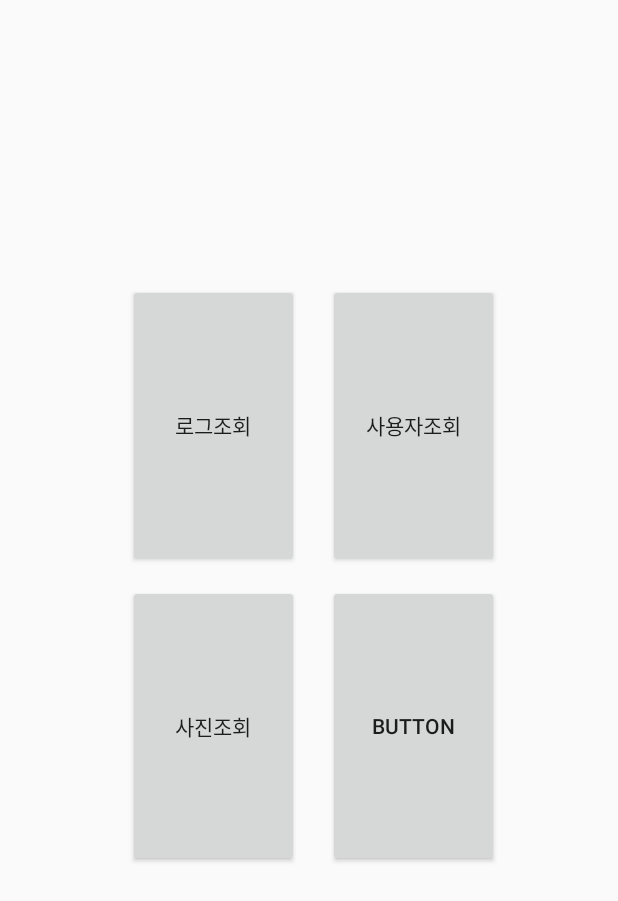
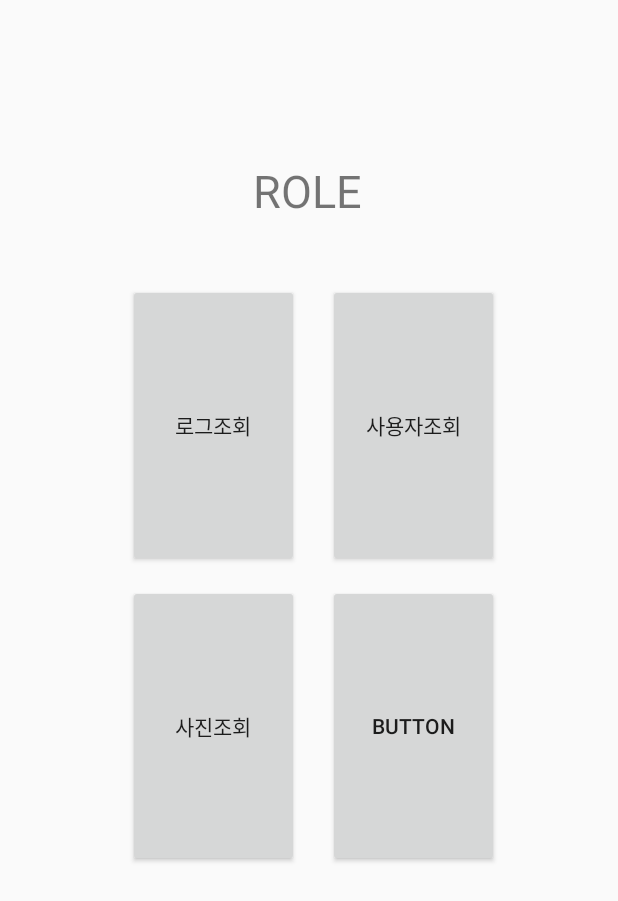
Before and after one commit to kwaneung/SmartDoorlock, an Android app: the layout activity_main.xml on its own in the app's theme, with its tools: preview values and no code run, on a phone screen of 412 x 824 dp. Shown: the top 901 px of the screen. Run offline under Robolectric (Android 15) with nearby library versions, the light colour scheme and no system bars.

Commit message:
어플 로그인 업데이트

```diff
--- a/Application/app/src/main/java/com/example/smartdoorlock/LogLookUp.java
+++ b/Application/app/src/main/java/com/example/smartdoorlock/LogLookUp.java
@@ -102,7 +102,6 @@ public class LogLookUp extends AppCompatActivity {
 
                         @Override
                         public void onMessage(final String message) {
-                            LinearLayout.LayoutParams layoutParams = new LinearLayout.LayoutParams(LinearLayout.LayoutParams.MATCH_PARENT, LinearLayout.LayoutParams.WRAP_CONTENT, 1f);
                             if (message.equals("End")) {
                                 this.close();
                             }
--- a/Application/app/src/main/java/com/example/smartdoorlock/MainActivity.java
+++ b/Application/app/src/main/java/com/example/smartdoorlock/MainActivity.java
@@ -5,16 +5,20 @@ import android.support.v7.app.AppCompatActivity;
 import android.os.Bundle;
 import android.view.View;
 import android.widget.Button;
+import android.widget.TextView;
 
 public class MainActivity extends AppCompatActivity {
     Button LogButton;
     Button PhotoButton;
     Button UserButton;
+    TextView role;
 
     @Override
     protected void onCreate(Bundle savedInstanceState) {
         super.onCreate(savedInstanceState);
         setContentView(R.layout.activity_main);
+        role = (TextView)findViewById(R.id.Role);
+        role.setText(singleton.getInstance().role);
         LogButton = (Button)findViewById(R.id.Log);
         LogButton.setOnClickListener(new View.OnClickListener() {
             @Override
--- a/Application/app/src/main/res/layout/activity_main.xml
+++ b/Application/app/src/main/res/layout/activity_main.xml
@@ -63,4 +63,19 @@
         app:layout_constraintEnd_toEndOf="parent"
         app:layout_constraintStart_toEndOf="@+id/Photo"
         app:layout_constraintTop_toBottomOf="@+id/User" />
+
+    <TextView
+        android:id="@+id/Role"
+        android:layout_width="wrap_content"
+        android:layout_height="wrap_content"
+        android:layout_marginTop="8dp"
+        android:layout_marginBottom="8dp"
+        android:text="ROLE"
+        android:textSize="30sp"
+        app:layout_constraintBottom_toBottomOf="parent"
+        app:layout_constraintEnd_toEndOf="parent"
+        app:layout_constraintHorizontal_bias="0.498"
+        app:layout_constraintStart_toStartOf="parent"
+        app:layout_constraintTop_toTopOf="parent"
+        app:layout_constraintVertical_bias="0.129" />
 </android.support.constraint.ConstraintLayout>
```
Also changed, not shown: Application/app/src/main/AndroidManifest.xml (+7 -6 lines).
